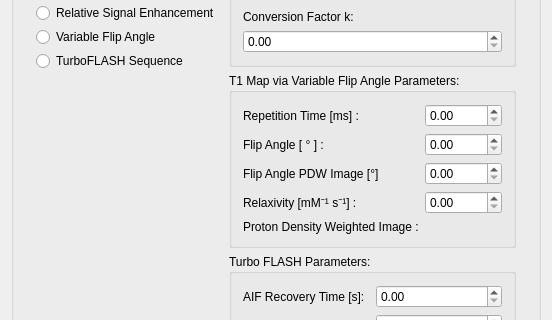
Qt form Plugins/org.mitk.gui.qt.pharmacokinetics.concentration.mri/src/internal/ConcentrationCurveConverterViewControls.ui (MITK/MITK) before a commit; both pictures show x 0 to 552 and y 316 to 636 of the 552 by 1118 pixel window.
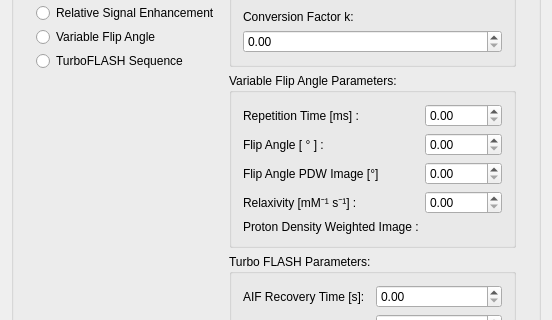
The same form after that commit. Custom widgets are drawn as their Qt base class.

Commit message: Rename Variable Flip Angle Parameters box.

What changed in the file:
```diff
--- a/Plugins/org.mitk.gui.qt.pharmacokinetics.concentration.mri/src/internal/ConcentrationCurveConverterViewControls.ui
+++ b/Plugins/org.mitk.gui.qt.pharmacokinetics.concentration.mri/src/internal/ConcentrationCurveConverterViewControls.ui
@@ -7,7 +7,7 @@
     <x>0</x>
     <y>0</y>
     <width>475</width>
-    <height>836</height>
+    <height>866</height>
    </rect>
   </property>
   <property name="minimumSize">
@@ -210,7 +210,7 @@
            <item>
             <widget class="QGroupBox" name="groupBox_T1MapviaVFA">
              <property name="title">
-              <string>T1 Map via Variable Flip Angle Parameters:</string>
+              <string>Variable Flip Angle Parameters:</string>
              </property>
              <layout class="QGridLayout" name="gridLayout_5">
               <item row="0" column="0">
```
